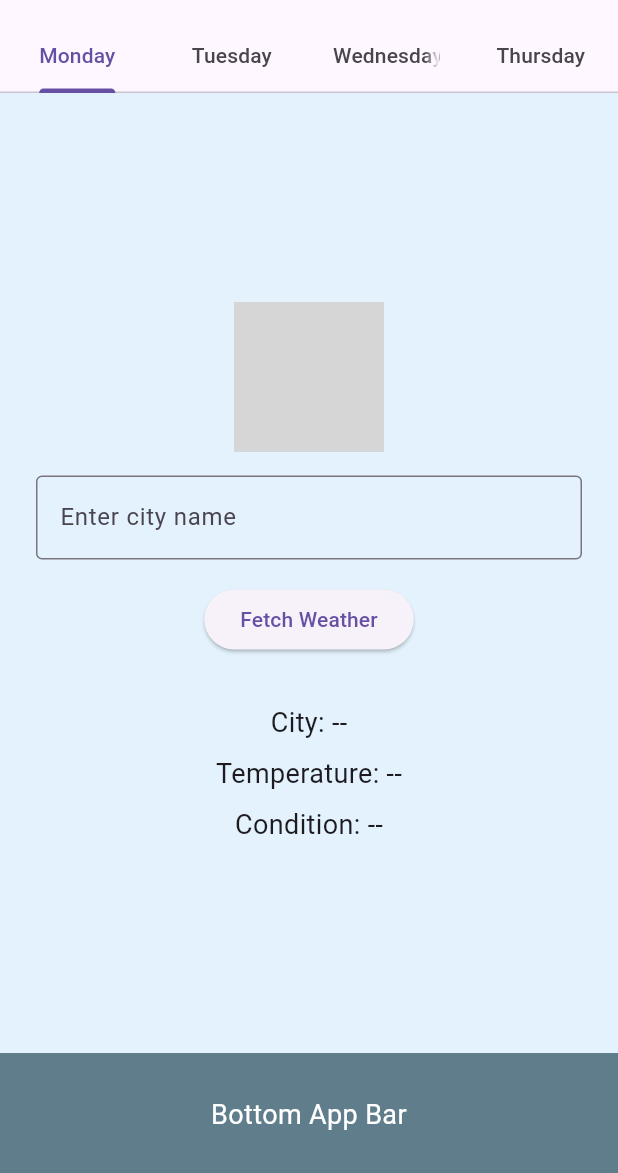
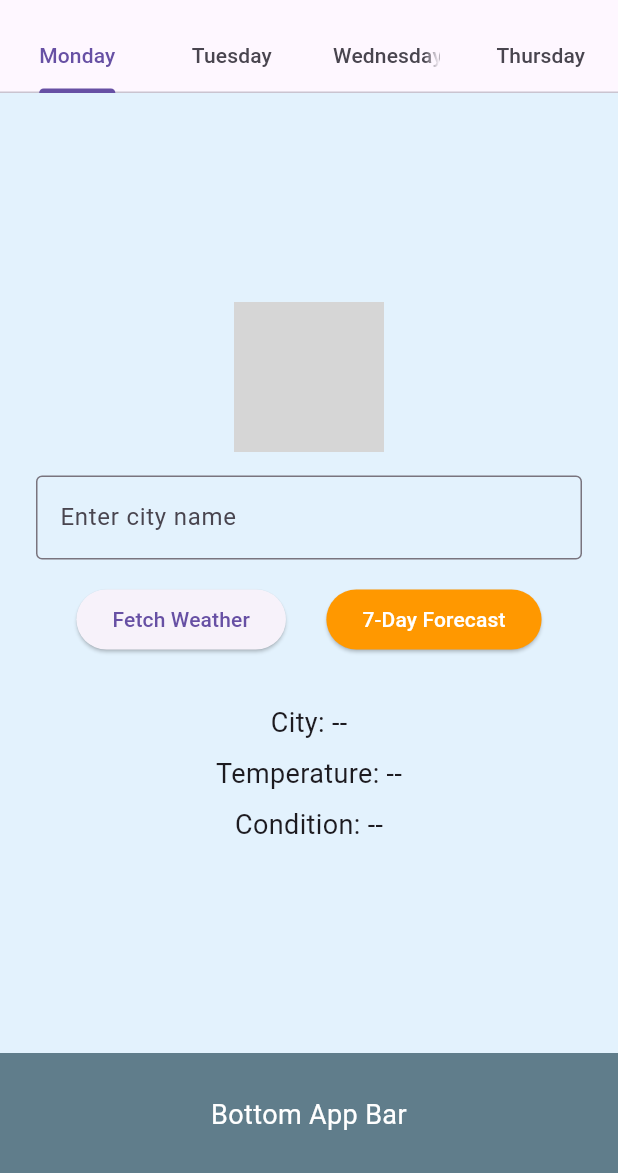
Before and after one commit to sseid4/weather_info_app, a Flutter app: the screen it shows after launch, on a phone screen of 412 x 824 dp, the part 63-1236 px from its top. Run offline on Flutter 3.47's test engine with Material 3 defaults, Android fonts, the phone set to English and light mode, and no system bars; network calls fail; grey boxes are pictures that could not be loaded.

Commit message:
7 day forecast

```diff
--- a/lib/main.dart
+++ b/lib/main.dart
@@ -32,6 +32,9 @@ class __TabsNonScrollableDemoState extends State<_TabsNonScrollableDemo>
   String _temperature = '--';
   String _condition = '--';
 
+  // 7-day forecast data
+  List<Map<String, String>> _forecast = [];
+
   void _fetchWeather() {
     final cityName = _cityController.text.trim();
     if (cityName.isEmpty) {
@@ -52,6 +55,40 @@ class __TabsNonScrollableDemoState extends State<_TabsNonScrollableDemo>
     // Added success feedback
     ScaffoldMessenger.of(context).showSnackBar(
       SnackBar(content: Text('Weather updated for $cityName')),
+    );
+  }
+
+  void _fetch7DayForecast() {
+    final cityName = _cityController.text.trim();
+    if (cityName.isEmpty) {
+      ScaffoldMessenger.of(context).showSnackBar(
+        SnackBar(content: Text('Please enter a city name')),
+      );
+      return;
+    }
+
+    // Generate 7-day forecast data
+    final days = ['Monday', 'Tuesday', 'Wednesday', 'Thursday', 'Friday', 'Saturday', 'Sunday'];
+    final conditions = ['Sunny', 'Cloudy', 'Rainy'];
+    List<Map<String, String>> newForecast = [];
+
+    for (int i = 0; i < 7; i++) {
+      final temp = 15 + ((DateTime.now().millisecondsSinceEpoch + i * 1000) % 16);
+      final condition = (conditions..shuffle()).first;
+
+      newForecast.add({
+        'day': days[i],
+        'temperature': '$temp°C',
+        'condition': condition,
+      });
+    }
+
+    setState(() {
+      _forecast = newForecast;
+    });
+
+    ScaffoldMessenger.of(context).showSnackBar(
+      SnackBar(content: Text('7-day forecast loaded for $cityName')),
     );
   }
 
@@ -78,7 +115,7 @@ class __TabsNonScrollableDemoState extends State<_TabsNonScrollableDemo>
   @override
   void dispose() {
     _tabController.dispose();
-    _cityController.dispose(); // Added this line to prevent memory leak
+    _cityController.dispose();
     tabIndex.dispose();
     super.dispose();
   }
@@ -89,7 +126,7 @@ class __TabsNonScrollableDemoState extends State<_TabsNonScrollableDemo>
     final tabs = ['Monday', 'Tuesday', 'Wednesday', 'Thursday'];
     final tabColors = [
       Colors.blue[50],
-      Colors.pink[50],
+      Colors.orange[50],
       Colors.green[50],
       Colors.yellow[50],
     ];
@@ -97,7 +134,7 @@ class __TabsNonScrollableDemoState extends State<_TabsNonScrollableDemo>
     return Scaffold(
       appBar: AppBar(
         automaticallyImplyLeading: false,
-        title: Text('Weather Info App'), // Changed from 'Tabs Demo'
+        title: Text('Weather Info App'),
         bottom: TabBar(
           controller: _tabController,
           isScrollable: false,
@@ -108,7 +145,7 @@ class __TabsNonScrollableDemoState extends State<_TabsNonScrollableDemo>
         controller: _tabController,
         children: [
           // hint for the to do task:Considering creating the different for different tabs
-          // Tab 1: Weather UI
+          // Tab 1: Weather UI with 7-day forecast button (Monday tab)
           Container(
             color: tabColors[0],
             child: Center(
@@ -132,9 +169,23 @@ class __TabsNonScrollableDemoState extends State<_TabsNonScrollableDemo>
                       ),
                     ),
                     SizedBox(height: 16),
+                    // Two buttons: current weather and 7-day forecast
+                    Row(
+                      mainAxisAlignment: MainAxisAlignment.spaceEvenly,
+                      children: [
                         ElevatedButton(
                           onPressed: _fetchWeather,
                           child: Text('Fetch Weather'),
+                        ),
+                        ElevatedButton(
+                          onPressed: _fetch7DayForecast,
+                          child: Text('7-Day Forecast'),
+                          style: ElevatedButton.styleFrom(
+                            backgroundColor: Colors.orange,
+                            foregroundColor: Colors.white,
+                          ),
+                        ),
+                      ],
                     ),
                     SizedBox(height: 32),
                     Text('City: $_city', style: TextStyle(fontSize: 18)),
@@ -153,40 +204,100 @@ class __TabsNonScrollableDemoState extends State<_TabsNonScrollableDemo>
               ),
             ),
           ),
-          // Tab 2: text and image
+          // Tab 2: 7-Day Forecast Display (Tuesday tab - was text and image)
           Container(
             color: tabColors[1],
+            child: Padding(
+              padding: const EdgeInsets.all(16.0),
+              child: Column(
+                children: [
+                  Text(
+                    '7-Day Weather Forecast',
+                    style: TextStyle(
+                      fontSize: 24,
+                      fontWeight: FontWeight.bold,
+                      color: Colors.orange[800],
+                    ),
+                  ),
+                  SizedBox(height: 16),
+                  if (_forecast.isEmpty)
+                    Expanded(
                       child: Center(
                         child: Column(
                           mainAxisAlignment: MainAxisAlignment.center,
                           children: [
-                  Image.network(
-                    'https://upload.wikimedia.org/wikipedia/commons/1/17/Google-flutter-logo.png',
-                    width: 150,
-                    height: 150,
+                            Icon(
+                              Icons.calendar_view_week,
+                              size: 80,
+                              color: Colors.grey,
                             ),
-                  SizedBox(height: 20),
-                  Padding(
-                    padding: const EdgeInsets.symmetric(horizontal: 32.0),
-                    child: TextField(
-                      decoration: InputDecoration(
-                        labelText: 'Enter something',
-                        border: OutlineInputBorder(),
+                            SizedBox(height: 16),
+                            Text(
+                              'No forecast data available',
+                              style: TextStyle(
+                                fontSize: 18,
+                                color: Colors.grey[600],
                               ),
+                            ),
+                            Text(
+                              'Go to Weather tab and tap "7-Day Forecast"',
+                              style: TextStyle(
+                                fontSize: 14,
+                                color: Colors.grey[500],
+                              ),
+                            ),
+                          ],
+                        ),
+                      ),
+                    )
+                  else
+                    Expanded(
+                      child: ListView.builder(
+                        itemCount: _forecast.length,
+                        itemBuilder: (context, index) {
+                          final dayForecast = _forecast[index];
+                          return Card(
+                            elevation: 4,
+                            margin: EdgeInsets.symmetric(vertical: 4),
+                            child: ListTile(
+                              leading: CircleAvatar(
+                                backgroundColor: Colors.orange[200],
+                                child: Text(
+                                  dayForecast['day']![0],
+                                  style: TextStyle(
+                                    fontWeight: FontWeight.bold,
+                                    color: Colors.orange[800],
+                                  ),
+                                ),
+                              ),
+                              title: Text(
+                                dayForecast['day']!,
+                                style: TextStyle(fontWeight: FontWeight.bold),
+                              ),
+                              subtitle: Text(dayForecast['condition']!),
+                              trailing: Text(
+                                dayForecast['temperature']!,
+                                style: TextStyle(
+                                  fontWeight: FontWeight.bold,
+                                  fontSize: 16,
+                                ),
+                              ),
+                            ),
+                          );
+                        },
                       ),
                     ),
                 ],
               ),
             ),
           ),
-          // Tab 3: Button widget
+          // Tab 3: Button widget (Wednesday tab - unchanged)
           Container(
             color: tabColors[2],
             child: Center(
               child: Column(
                 mainAxisAlignment: MainAxisAlignment.center,
                 children: [
-                  // Button/Click image
                   Image.network(
                     'https://cdn-icons-png.flaticon.com/512/1077/1077114.png',
                     width: 100,
@@ -207,7 +318,7 @@ class __TabsNonScrollableDemoState extends State<_TabsNonScrollableDemo>
               ),
             ),
           ),
-          // Tab 4: ListView Widgets
+          // Tab 4: ListView Widgets (Thursday tab - unchanged)
           Container(
             color: tabColors[3],
             child: Column(
```
Lines whose indentation alone changed are shown as unchanged.
